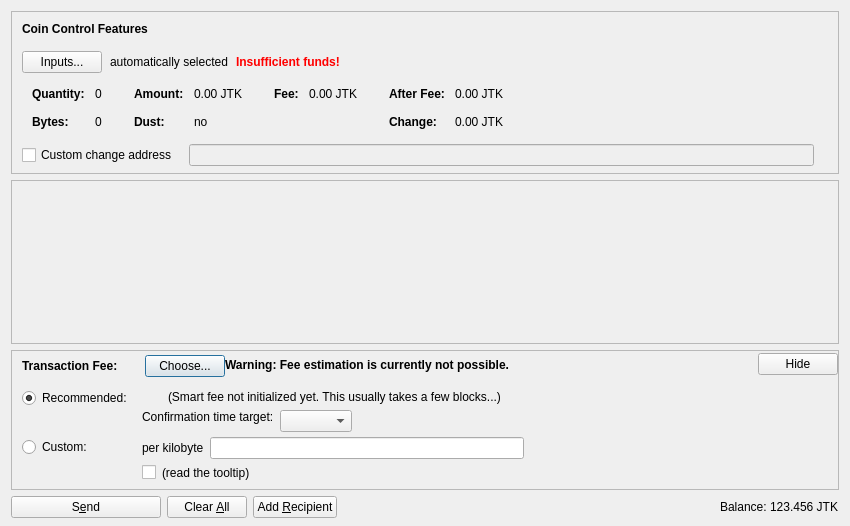
Above: src/qt/forms/sendcoinsdialog.ui from zzcasper/Joash-Coin-Sources before the change. Below: the same form after it.
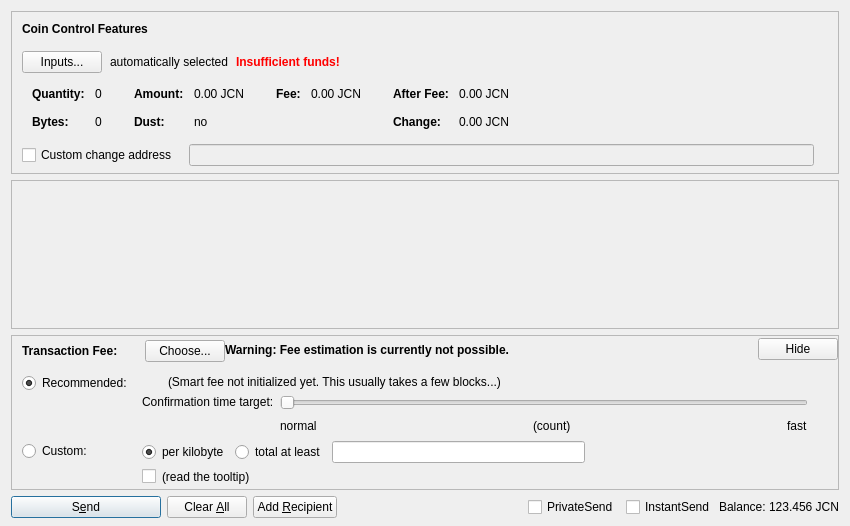
That is the form after the change. Icons and pictures are not drawn. Custom widgets are drawn as their Qt base class.

```diff
--- a/src/qt/forms/sendcoinsdialog.ui
+++ b/src/qt/forms/sendcoinsdialog.ui
@@ -324,7 +324,7 @@
                   <enum>Qt::ActionsContextMenu</enum>
                  </property>
                  <property name="text">
-                  <string notr="true">0.00 JTK</string>
+                  <string notr="true">0.00 JCN</string>
                  </property>
                  <property name="textInteractionFlags">
                   <set>Qt::LinksAccessibleByMouse|Qt::TextSelectableByKeyboard|Qt::TextSelectableByMouse</set>
@@ -404,7 +404,7 @@
                   <enum>Qt::ActionsContextMenu</enum>
                  </property>
                  <property name="text">
-                  <string notr="true">0.00 JTK</string>
+                  <string notr="true">0.00 JCN</string>
                  </property>
                  <property name="textInteractionFlags">
                   <set>Qt::LinksAccessibleByMouse|Qt::TextSelectableByKeyboard|Qt::TextSelectableByMouse</set>
@@ -455,7 +455,7 @@
                   <enum>Qt::ActionsContextMenu</enum>
                  </property>
                  <property name="text">
-                  <string notr="true">0.00 JTK</string>
+                  <string notr="true">0.00 JCN</string>
                  </property>
                  <property name="textInteractionFlags">
                   <set>Qt::LinksAccessibleByMouse|Qt::TextSelectableByKeyboard|Qt::TextSelectableByMouse</set>
@@ -484,7 +484,7 @@
                   <enum>Qt::ActionsContextMenu</enum>
                  </property>
                  <property name="text">
-                  <string notr="true">0.00 JTK</string>
+                  <string notr="true">0.00 JCN</string>
                  </property>
                  <property name="textInteractionFlags">
                   <set>Qt::LinksAccessibleByMouse|Qt::TextSelectableByKeyboard|Qt::TextSelectableByMouse</set>
@@ -846,13 +846,32 @@
                <item>
                 <layout class="QHBoxLayout" name="horizontalLayoutFee13">
                  <item>
-                  <widget class="QLabel" name="labelCustomPerKilobyte">
+                  <widget class="QRadioButton" name="radioCustomPerKilobyte">
                    <property name="toolTip">
                     <string>If the custom fee is set to 1000 satoshis and the transaction is only 250 bytes, then &quot;per kilobyte&quot; only pays 250 satoshis in fee, while &quot;total at least&quot; pays 1000 satoshis. For transactions bigger than a kilobyte both pay by kilobyte.</string>
                    </property>
                    <property name="text">
                     <string>per kilobyte</string>
                    </property>
+                   <property name="checked">
+                    <bool>true</bool>
+                   </property>
+                   <attribute name="buttonGroup">
+                    <string notr="true">groupCustomFee</string>
+                   </attribute>
+                  </widget>
+                 </item>
+                 <item>
+                  <widget class="QRadioButton" name="radioCustomAtLeast">
+                   <property name="toolTip">
+                    <string>If the custom fee is set to 1000 Hashley and the transaction is only 250 bytes, then &quot;per kilobyte&quot; only pays 250 Hashley in fee,&lt;br /&gt;while &quot;total at least&quot; pays 1000 Hashley. For transactions bigger than a kilobyte both pay by kilobyte.</string>
+                   </property>
+                   <property name="text">
+                    <string>total at least</string>
+                   </property>
+                   <attribute name="buttonGroup">
+                    <string notr="true">groupCustomFee</string>
+                   </attribute>
                   </widget>
                  </item>
                  <item>
@@ -1062,15 +1081,44 @@
                     <number>30</number>
                    </property>
                    <item>
-                    <layout class="QHBoxLayout" name="horizontalLayoutConfTarget">
-                     <property name="bottomMargin">
+                    <widget class="QSlider" name="sliderSmartFee">
+                     <property name="minimum">
                       <number>0</number>
                      </property>
+                     <property name="maximum">
+                      <number>23</number>
+                     </property>
+                     <property name="pageStep">
+                      <number>1</number>
+                     </property>
+                     <property name="value">
+                      <number>0</number>
+                     </property>
+                     <property name="orientation">
+                      <enum>Qt::Horizontal</enum>
+                     </property>
+                     <property name="invertedAppearance">
+                      <bool>false</bool>
+                     </property>
+                     <property name="invertedControls">
+                      <bool>false</bool>
+                     </property>
+                     <property name="tickPosition">
+                      <enum>QSlider::NoTicks</enum>
+                     </property>
+                    </widget>
+                   </item>
+                   <item>
+                    <layout class="QHBoxLayout" name="horizontalLayoutFee10">
                      <item>
-                      <widget class="QComboBox" name="confTargetSelector"/>
+                      <widget class="QLabel" name="labelSmartFeeNormal">
+                       <property name="text">
+                        <string>normal</string>
+                       </property>
+                      </widget>
                      </item>
                      <item>
-                      <spacer name="horizontalSpacerConfTarget">
+                      <spacer name="horizontalSpacer_7">
                        <property name="orientation">
                         <enum>Qt::Horizontal</enum>
                        </property>
@@ -1082,6 +1130,33 @@
                        </property>
                       </spacer>
                      </item>
+                     <item>
+                      <widget class="QLabel" name="confirmationTargetLabel">
+                       <property name="text">
+                        <string notr="true">(count)</string>
+                       </property>
+                      </widget>
+                     </item>
+                     <item>
+                      <spacer name="horizontalSpacer_3">
+                       <property name="orientation">
+                        <enum>Qt::Horizontal</enum>
+                       </property>
+                       <property name="sizeHint" stdset="0">
+                        <size>
+                         <width>40</width>
+                         <height>20</height>
+                        </size>
+                       </property>
+                      </spacer>
+                     </item>
+                     <item>
+                      <widget class="QLabel" name="labelSmartFeeFast">
+                       <property name="text">
+                        <string>fast</string>
+                       </property>
+                      </widget>
+                     </item>
                     </layout>
                    </item>
                   </layout>
@@ -1115,8 +1190,8 @@
           </property>
           <property name="sizeHint" stdset="0">
            <size>
-            <width>40</width>
-            <height>5</height>
+            <width>800</width>
+            <height>1</height>
            </size>
           </property>
          </spacer>
@@ -1150,7 +1225,7 @@
         <bool>false</bool>
        </property>
        <property name="default">
-        <bool>false</bool>
+        <bool>true</bool>
        </property>
       </widget>
      </item>
@@ -1212,14 +1287,40 @@
        <property name="spacing">
         <number>3</number>
        </property>
+       <item>
+        <widget class="QCheckBox" name="checkUsePrivateSend">
+         <property name="minimumSize">
+          <size>
+           <width>95</width>
+           <height>0</height>
+          </size>
+         </property>
+         <property name="text">
+          <string>PrivateSend</string>
+         </property>
+         <property name="checked">
+          <bool>false</bool>
+         </property>
+        </widget>
+       </item>
+       <item>
+        <widget class="QCheckBox" name="checkUseInstantSend">
+         <property name="enabled">
+          <bool>true</bool>
+         </property>
+         <property name="minimumSize">
+          <size>
+           <width>85</width>
+           <height>0</height>
+          </size>
+         </property>
+         <property name="text">
+          <string>InstantSend</string>
+         </property>
+        </widget>
+       </item>
        <item>
         <widget class="QLabel" name="label">
-         <property name="sizePolicy">
-          <sizepolicy hsizetype="Preferred" vsizetype="Fixed">
-           <horstretch>0</horstretch>
-           <verstretch>0</verstretch>
-          </sizepolicy>
-         </property>
          <property name="text">
           <string>Balance:</string>
          </property>
@@ -1237,7 +1338,7 @@
           <cursorShape>IBeamCursor</cursorShape>
          </property>
          <property name="text">
-          <string notr="true">123.456 JTK</string>
+          <string notr="true">123.456 JCN</string>
          </property>
          <property name="textInteractionFlags">
           <set>Qt::LinksAccessibleByMouse|Qt::TextSelectableByKeyboard|Qt::TextSelectableByMouse</set>
```
Left out of the diff: 27 changed lines with no effect on the pictures.
